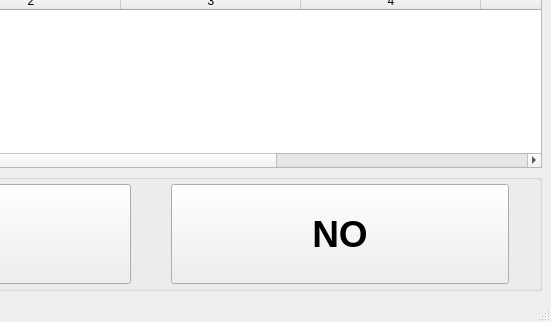
Before: the Qt Designer form cpp/Qt/AddMinusMultiplyDivide_Watch/AddMinusMultiplyDivide_Watch/mainwindow.ui in EdisoNewtong/Vector, drawn with Qt 5; both pictures show x 249 to 800 and y 278 to 600 of the 800 by 600 pixel window.
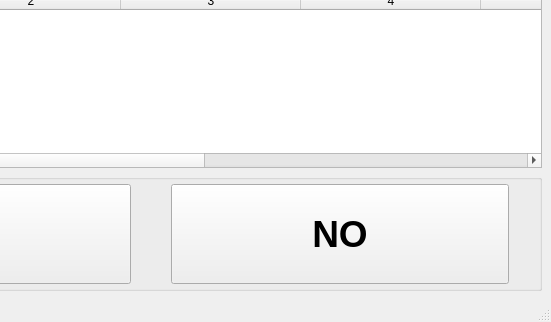
After: the same form once the commit is applied. Icons and pictures are not drawn.

Commit message: [dev] Qt : Add Minus Multiply Divide == Watch Project 1. Add intime correct rate feature 2. Add a ui widget to set the timelimit value 3. update the comment of  leet-code 0001

What changed in the file:
```diff
--- a/cpp/Qt/AddMinusMultiplyDivide_Watch/AddMinusMultiplyDivide_Watch/mainwindow.ui
+++ b/cpp/Qt/AddMinusMultiplyDivide_Watch/AddMinusMultiplyDivide_Watch/mainwindow.ui
@@ -247,7 +247,7 @@
        <number>0</number>
       </property>
       <property name="columnCount">
-       <number>6</number>
+       <number>7</number>
       </property>
       <attribute name="horizontalHeaderMinimumSectionSize">
        <number>30</number>
@@ -261,6 +261,7 @@
       <column/>
       <column/>
       <column/>
+      <column/>
      </widget>
     </item>
     <item>
```
The commit also changes 7 other files.
